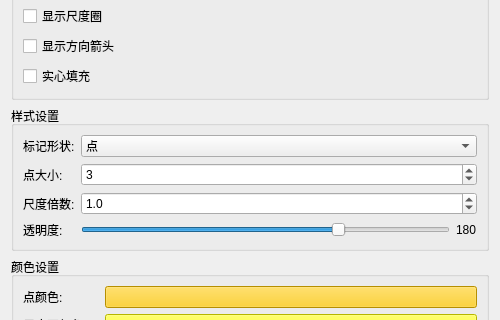
This is src/gui/dialogs/SuperPointVisualizationDialog.ui in guderianXu/plascan as Qt 5 draws it before an edit; both pictures show x 0 to 500 and y 135 to 455 of the 500 by 721 pixel window. The edited form follows.
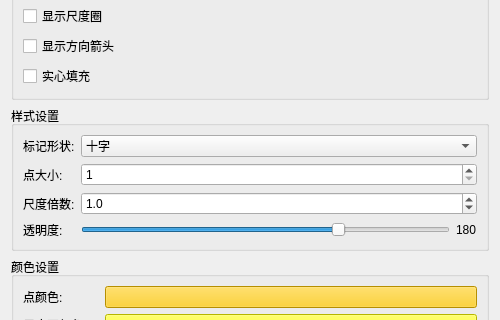
This is the edited form.

The edit to the form file:
```diff
--- a/src/gui/dialogs/SuperPointVisualizationDialog.ui
+++ b/src/gui/dialogs/SuperPointVisualizationDialog.ui
@@ -114,6 +114,9 @@
         <property name="toolTip">
          <string>特征点标记的形状</string>
         </property>
+        <property name="currentIndex">
+         <number>2</number>
+        </property>
         <item>
          <property name="text">
           <string>点</string>
@@ -158,7 +161,7 @@
          <number>20</number>
         </property>
         <property name="value">
-         <number>3</number>
+         <number>1</number>
         </property>
        </widget>
       </item>
```
